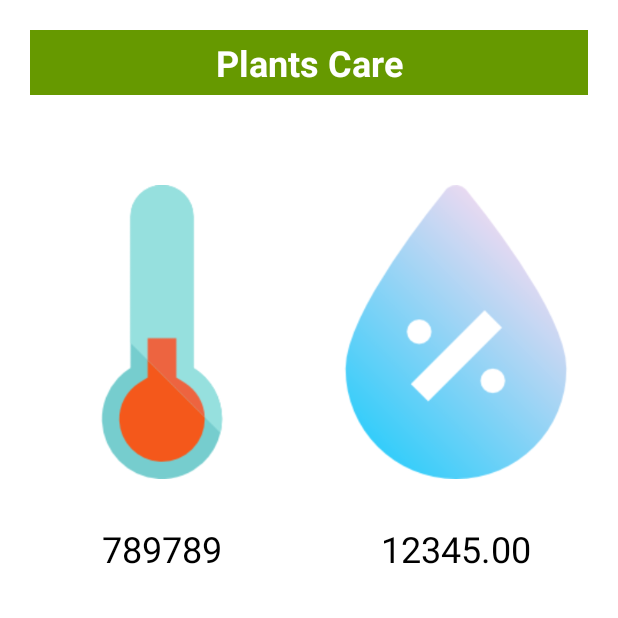
After one commit to luibasantes/PlantsCare, an Android app: the MenuPrincipal screen opened directly, with no data from a screen before it, on a phone screen of 412 x 824 dp, the top half of it. The commit adds this screen. Run offline under Robolectric (Android 15) with nearby library versions, the phone set to English and light mode, and no system bars.

Commit message:
Implementado la ventana de carga al abrir la aplicacion y un poco del menu principal

```diff
--- a/app/build.gradle
+++ b/app/build.gradle
@@ -25,4 +25,5 @@ dependencies {
     testImplementation 'junit:junit:4.12'
     androidTestImplementation 'com.android.support.test:runner:1.0.2'
     androidTestImplementation 'com.android.support.test.espresso:espresso-core:3.0.2'
+    implementation 'pl.droidsonroids.gif:android-gif-drawable:1.2.+'
 }
--- a/app/src/main/AndroidManifest.xml
+++ b/app/src/main/AndroidManifest.xml
@@ -8,7 +8,7 @@
         android:label="@string/app_name"
         android:roundIcon="@mipmap/ic_launcher_round"
         android:supportsRtl="true"
-        android:theme="@style/AppTheme">
+        android:theme="@style/Theme.AppCompat.NoActionBar">
         <activity android:name=".Inicio">
             <intent-filter>
                 <action android:name="android.intent.action.MAIN" />
@@ -16,6 +16,7 @@
                 <category android:name="android.intent.category.LAUNCHER" />
             </intent-filter>
         </activity>
+        <activity android:name=".MenuPrincipal"></activity>
     </application>
 
 </manifest>
--- a/app/src/main/java/com/projects/mirai/koukin/plantscare/Inicio.java
+++ b/app/src/main/java/com/projects/mirai/koukin/plantscare/Inicio.java
@@ -2,12 +2,47 @@ package com.projects.mirai.koukin.plantscare;
 
 import android.support.v7.app.AppCompatActivity;
 import android.os.Bundle;
+import android.os.Handler;
+import android.content.Intent;
 
 public class Inicio extends AppCompatActivity {
+
+    private int tiempo = 10;
+    int pStatus = 0;
+    private Handler handler = new Handler();
 
     @Override
     protected void onCreate(Bundle savedInstanceState) {
         super.onCreate(savedInstanceState);
         setContentView(R.layout.activity_inicio);
+        Thread thread = new Thread() {
+        public void run() {
+            while (pStatus < 500) {
+                pStatus += 1;
+                handler.post(new Runnable() {
+                    @Override
+                    public void run() {
+
+                    }
+                });
+                try {
+                    sleep(tiempo);
+                } catch (Exception e) {
+
+                }
+            }
+            Intent i=new Intent(getBaseContext(),MenuPrincipal.class);
+            startActivity(i);
+            //Inicializar actividad Menu
+            finish();
+
+
+
+
+            }
+        };
+        thread.start();
+
+
     }
 }
--- /dev/null
+++ b/app/src/main/java/com/projects/mirai/koukin/plantscare/MenuPrincipal.java
@@ -0,0 +1,13 @@
+package com.projects.mirai.koukin.plantscare;
+
+import android.support.v7.app.AppCompatActivity;
+import android.os.Bundle;
+
+public class MenuPrincipal extends AppCompatActivity {
+
+    @Override
+    protected void onCreate(Bundle savedInstanceState) {
+        super.onCreate(savedInstanceState);
+        setContentView(R.layout.activity_menu_principal);
+    }
+}
--- /dev/null
+++ b/app/src/main/res/layout/activity_menu_principal.xml
@@ -0,0 +1,79 @@
+<?xml version="1.0" encoding="utf-8"?>
+<LinearLayout xmlns:android="http://schemas.android.com/apk/res/android"
+    xmlns:app="http://schemas.android.com/apk/res-auto"
+    xmlns:tools="http://schemas.android.com/tools"
+    android:layout_width="match_parent"
+    android:layout_height="match_parent"
+    android:background="@android:color/background_light"
+    android:orientation="vertical"
+    tools:context=".MenuPrincipal">
+
+    <TextView
+        android:id="@+id/textView"
+        android:layout_width="match_parent"
+        android:layout_height="wrap_content"
+        android:layout_margin="20dp"
+        android:background="@android:color/holo_green_dark"
+        android:gravity="center_horizontal"
+        android:padding="5dp"
+        android:text="Plants Care"
+        android:textColor="@android:color/background_light"
+        android:textSize="24sp"
+        android:textStyle="bold" />
+
+    <LinearLayout
+        android:layout_width="match_parent"
+        android:layout_height="wrap_content"
+        android:layout_margin="10dp"
+        android:orientation="horizontal"
+        android:padding="0dp">
+
+        <LinearLayout
+            android:layout_width="fill_parent"
+            android:layout_height="match_parent"
+            android:layout_weight="1"
+            android:gravity="center_horizontal"
+            android:orientation="vertical">
+
+            <ImageView
+                android:id="@+id/imageView4"
+                android:layout_width="match_parent"
+                android:layout_height="wrap_content"
+                app:srcCompat="@drawable/termometro256" />
+
+            <TextView
+                android:id="@+id/txt_temp"
+                android:layout_width="match_parent"
+                android:layout_height="wrap_content"
+                android:gravity="center_horizontal"
+                android:text="789789"
+                android:textColor="@android:color/background_dark"
+                android:textSize="24sp" />
+
+        </LinearLayout>
+
+        <LinearLayout
+            android:layout_width="fill_parent"
+            android:layout_height="match_parent"
+            android:layout_weight="1"
+            android:gravity="center_horizontal"
+            android:orientation="vertical">
+
+            <ImageView
+                android:id="@+id/imageView5"
+                android:layout_width="match_parent"
+                android:layout_height="wrap_content"
+                app:srcCompat="@drawable/humedad256" />
+
+            <TextView
+                android:id="@+id/txt_hum"
+                android:layout_width="match_parent"
+                android:layout_height="wrap_content"
+                android:gravity="center_horizontal"
+                android:text="12345.00"
+                android:textColor="@android:color/background_dark"
+                android:textSize="24sp" />
+
+        </LinearLayout>
+    </LinearLayout>
+</LinearLayout>
--- a/app/src/main/res/values/styles.xml
+++ b/app/src/main/res/values/styles.xml
@@ -1,7 +1,7 @@
 <resources>
 
     <!-- Base application theme. -->
-    <style name="AppTheme" parent="Theme.AppCompat.Light.DarkActionBar">
+    <style name="AppTheme" parent="Base.Theme.AppCompat.Light.DarkActionBar">
         <!-- Customize your theme here. -->
         <item name="colorPrimary">@color/colorPrimary</item>
         <item name="colorPrimaryDark">@color/colorPrimaryDark</item>
```
Also changed, not shown: app/src/main/res/layout/activity_inicio.xml (+7 -44 lines), app/src/main/res/drawable/humedad256.png (added), app/src/main/res/drawable/ic_humedad.png (added), app/src/main/res/drawable/termometro.png (added), app/src/main/res/drawable/termometro128.png (added), app/src/main/res/drawable/termometro256.png (added), app/src/main/res/drawable/termometros.png (added), 1 other file.
